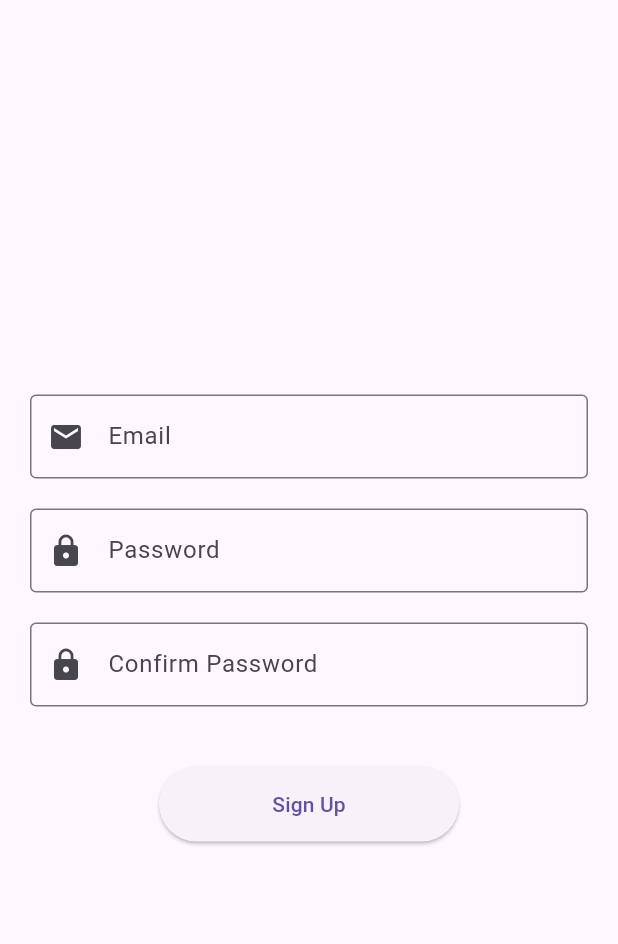
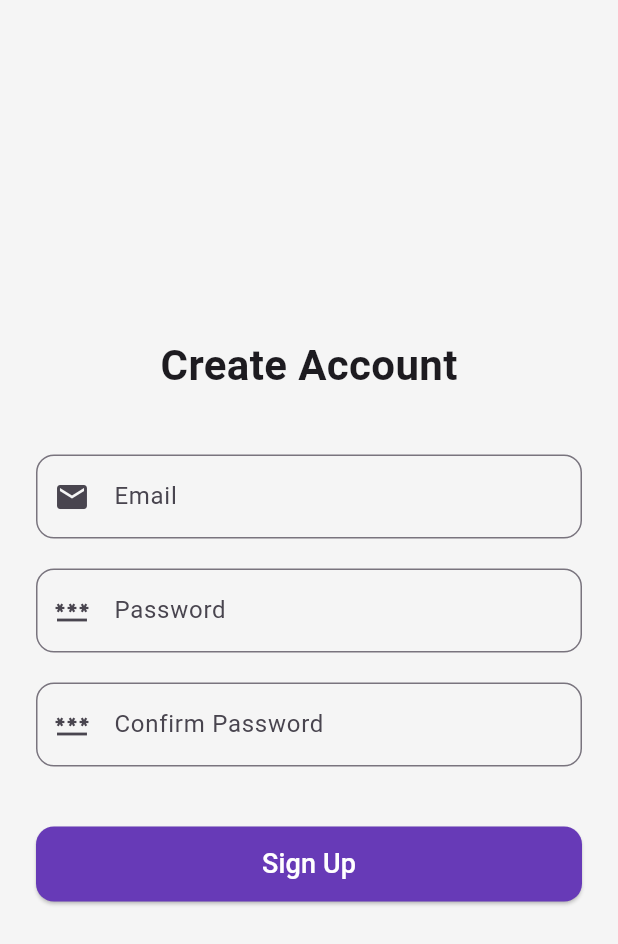
Before and after one commit to YomnaIbrahim4/Auth_with_bloc, a Flutter app: the screen it shows after launch, on a phone screen of 412 x 824 dp. Shown: the top 944 px of the screen. Run offline on Flutter 3.47's test engine with Material 3 defaults, Android fonts, the phone set to English and light mode, and no system bars; our stand-ins replace bloc, flutter_bloc.

Commit message:
Some UI modification

```diff
--- a/lib/bloc/signup_bloc.dart
+++ b/lib/bloc/signup_bloc.dart
@@ -5,15 +5,15 @@ part 'signup_state.dart';
 
 class SignUpBloc extends Bloc<SignUpEvent, SignUpState> {
   SignUpBloc() : super(SignUpInitial()) {
-    on<SignUpSubmittedEvent>(_onSignUpSubmitted);
+    on<SignUpSubmittedEvent>(onSignUpSubmitted);
     //
     on<SignUpReset>(onSignUpReset);
     //
     on<InitiSingUpScreenEvent>(onSignUpInit);
   }
 
-  // SignUpValidator signUpValidator;
-  Future<void> _onSignUpSubmitted(
+  //
+  Future<void> onSignUpSubmitted(
       SignUpSubmittedEvent event,
       Emitter<SignUpState> emit,
       ) async {
--- a/lib/screens/home_screen.dart
+++ b/lib/screens/home_screen.dart
@@ -11,7 +11,7 @@ class HomeScreen extends StatelessWidget {
         child: Text(
           "Hello in Home Screen !",
           style: TextStyle(
-            color: Colors.blue,
+            color: Colors.deepPurple,
             fontWeight: FontWeight.bold
           ),
         ),
--- a/lib/screens/sign_up_screen.dart
+++ b/lib/screens/sign_up_screen.dart
@@ -37,16 +37,13 @@ class _SignUpScreenWithBlocState extends State<SignUpScreenWithBloc> {
             ),
           );
         } else if (state is SignUpSuccess) {
-          // Show success message
           ScaffoldMessenger.of(context).showSnackBar(
             const SnackBar(
-              content: Text('You Signed up successfully !'),
+              content: Text('You Signed up successfully!'),
               backgroundColor: Colors.green,
               duration: Duration(seconds: 2),
             ),
           );
-
-          // Navigate after a short delay
           Future.delayed(const Duration(seconds: 2), () {
             Navigator.pushReplacement(
               context,
@@ -61,56 +58,86 @@ class _SignUpScreenWithBlocState extends State<SignUpScreenWithBloc> {
             body: Center(child: CircularProgressIndicator()),
           );
         }
+
         return Scaffold(
+          backgroundColor: Colors.grey[100],
           body: Center(
-            child: Padding(
-              padding: const EdgeInsets.all(20),
+            child: SingleChildScrollView(
+              padding: const EdgeInsets.all(24),
               child: Form(
-                autovalidateMode: AutovalidateMode.disabled,
                 key: formKey,
                 child: Column(
                   mainAxisAlignment: MainAxisAlignment.center,
                   children: [
+                    const Text(
+                      'Create Account',
+                      style: TextStyle(
+                        fontSize: 28,
+                        fontWeight: FontWeight.bold,
+                      ),
+                    ),
+                    const SizedBox(height: 40),
+
+                    // Email
                     TextFormField(
                       controller: emailController,
-                      decoration: const InputDecoration(
+                      decoration: InputDecoration(
                         labelText: 'Email',
-                        border: OutlineInputBorder(),
-                        prefixIcon: Icon(Icons.email),
+                        prefixIcon: const Icon(Icons.email),
+                        border: OutlineInputBorder(
+                          borderRadius: BorderRadius.circular(12),
+                        ),
                       ),
                       keyboardType: TextInputType.emailAddress,
                       validator: FormValidators.validateEmail,
                     ),
                     const SizedBox(height: 20),
+
+                    // Password
                     TextFormField(
                       controller: passwordController,
-                      decoration: const InputDecoration(
+                      decoration: InputDecoration(
                         labelText: 'Password',
-                        border: OutlineInputBorder(),
-                        prefixIcon: Icon(Icons.lock),
+                        prefixIcon: const Icon(Icons.password),
+                        border: OutlineInputBorder(
+                          borderRadius: BorderRadius.circular(12),
+                        ),
                       ),
                       obscureText: true,
                       validator: FormValidators.validatePassword,
                     ),
                     const SizedBox(height: 20),
+
+                    // Confirm Password
                     TextFormField(
                       controller: confirmPasswordController,
-                      decoration: const InputDecoration(
+                      decoration: InputDecoration(
                         labelText: 'Confirm Password',
-                        border: OutlineInputBorder(),
-                        prefixIcon: Icon(Icons.lock),
+                        prefixIcon: const Icon(Icons.password_outlined),
+                        border: OutlineInputBorder(
+                          borderRadius: BorderRadius.circular(12),
+                        ),
                       ),
                       obscureText: true,
-                      validator: (value) => FormValidators.validateConfirmPassword(
-                        value,
-                        passwordController.text,
-                      ),
+                      validator: (value) =>
+                          FormValidators.validateConfirmPassword(
+                            value,
+                            passwordController.text,
+                          ),
                     ),
                     const SizedBox(height: 40),
+
+                    // Button
                     SizedBox(
+                      width: double.infinity,
                       height: 50,
-                      width: 200,
                       child: ElevatedButton(
+                        style: ElevatedButton.styleFrom(
+                          backgroundColor: Colors.deepPurple,
+                          shape: RoundedRectangleBorder(
+                            borderRadius: BorderRadius.circular(12),
+                          ),
+                        ),
                         onPressed: () {
                           if (formKey.currentState!.validate()) {
                             context.read<SignUpBloc>().add(
@@ -123,7 +150,10 @@ class _SignUpScreenWithBlocState extends State<SignUpScreenWithBloc> {
                             );
                           }
                         },
-                        child: const Text('Sign Up'),
+                        child: const Text(
+                          'Sign Up',
+                          style: TextStyle(fontSize: 18, color: Colors.white),
+                        ),
                       ),
                     ),
                   ],
```
